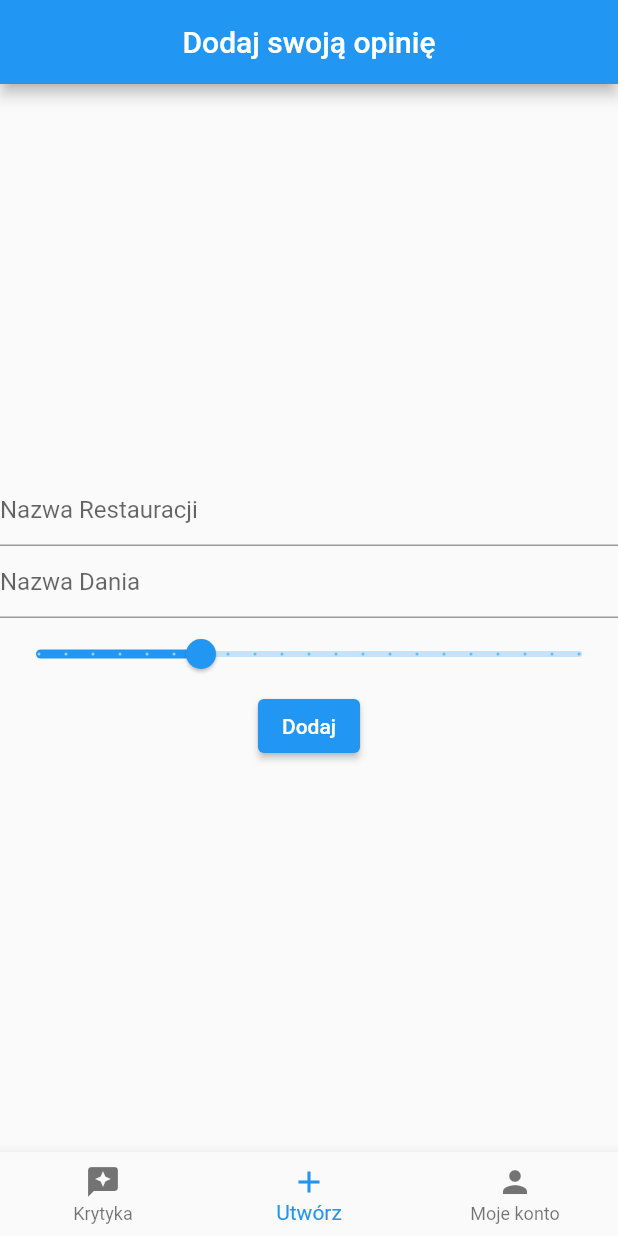
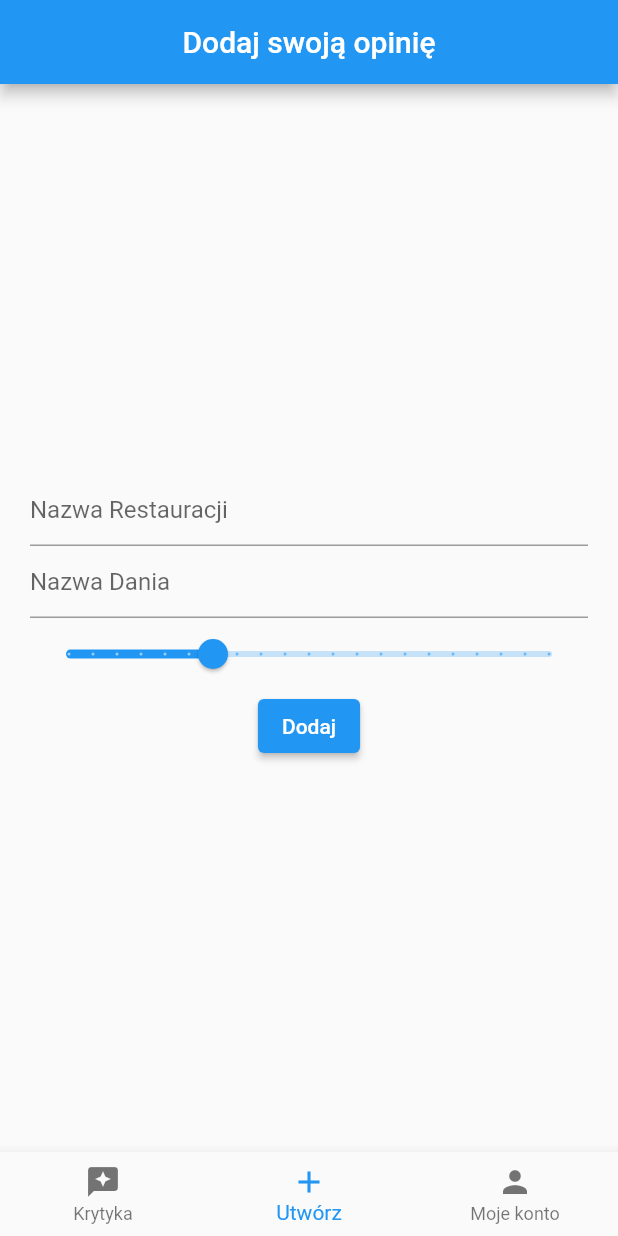
Before and after one commit to chrishawking7281/sekcja4_restaurants, a Flutter app: the screen it shows once a user with an empty profile is signed in, item 2 of the bottom bar chosen, after a tap on "Dodaj", on a phone screen of 412 x 824 dp. Run offline on Flutter 3.47's test engine with Material 2 defaults, Android fonts, the phone set to English and light mode, and no system bars; our stand-ins replace cloud_firestore, firebase_auth, firebase_core; accounts and stored records are empty.

```diff
--- a/lib/app/home/add_opinion/add_opinion_page_content.dart
+++ b/lib/app/home/add_opinion/add_opinion_page_content.dart
@@ -4,7 +4,10 @@ import 'package:flutter/material.dart';
 class AddOpinionPageContent extends StatefulWidget {
   const AddOpinionPageContent({
     super.key,
+    required this.onSave,
   });
+
+  final Function onSave;
 
   @override
   State<AddOpinionPageContent> createState() => _AddOpinionPageContentState();
@@ -18,6 +21,8 @@ class _AddOpinionPageContentState extends State<AddOpinionPageContent> {
   @override
   Widget build(BuildContext context) {
     return Center(
+      child: Padding(
+        padding: const EdgeInsets.all(20),
         child: Column(
           mainAxisAlignment: MainAxisAlignment.center,
           children: [
@@ -50,16 +55,20 @@ class _AddOpinionPageContentState extends State<AddOpinionPageContent> {
                 }),
             ElevatedButton(
               onPressed: () {
-              FirebaseFirestore.instance.collection('restaurants').add({
+                restaurantName.isEmpty || dishName.isEmpty
+                    ? null
+                    : FirebaseFirestore.instance.collection('restaurants').add({
                         'name': restaurantName,
                         'dish': dishName,
                         'rating': rating,
                       });
+                widget.onSave;
               },
               child: const Text('Dodaj'),
             ),
           ],
         ),
+      ),
     );
   }
 }
--- a/lib/app/home/home_page.dart
+++ b/lib/app/home/home_page.dart
@@ -43,7 +43,11 @@ class _HomePageState extends State<HomePage> {
           return const RestaurantPageContent();
         }
         if (currentIndex == 1) {
-          return const AddOpinionPageContent();
+          return AddOpinionPageContent(onSave: () {
+            setState(() {
+              currentIndex = 0;
+            });
+          });
         }
         return MyAccountPageContent(email: widget.user.email);
       }),
```
Lines whose indentation alone changed are shown as unchanged.
